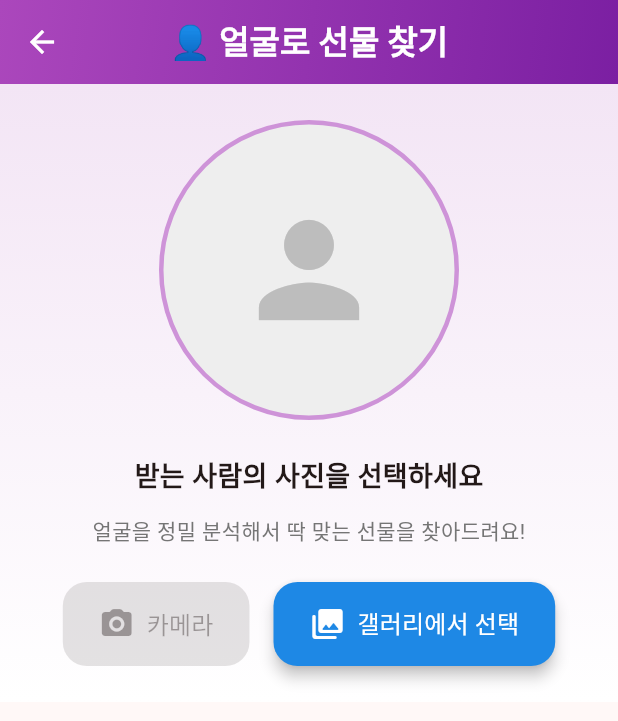
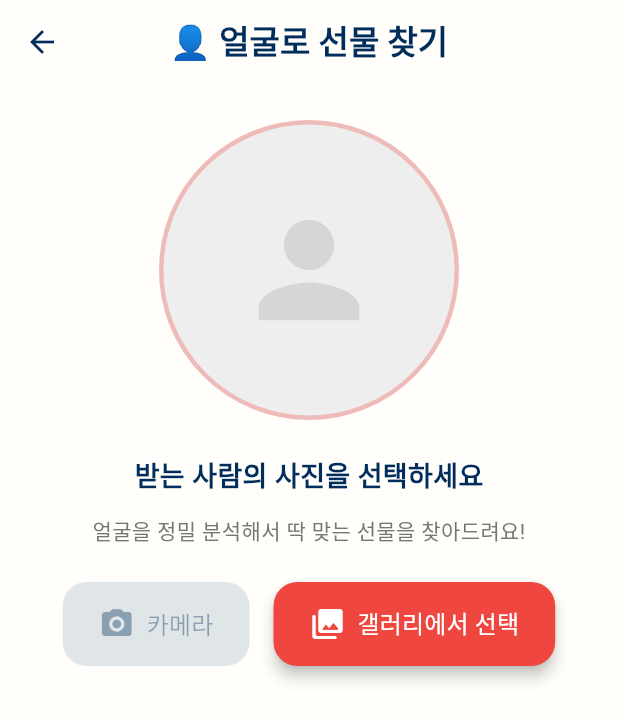
Before and after one commit to Sunghaeun/Moapp_finalproject, a Flutter app: the screen it shows after launch, after a tap on "NEW", on a phone screen of 412 x 824 dp. Shown: the top 721 px of the screen. Run offline on Flutter 3.47's test engine with Material 3 defaults, Android fonts, the phone set to English and light mode, and no system bars; our stand-ins replace flutter_dotenv, flutter_markdown, hive, image_picker, lottie, shared_preferences; missing offline and left inert: google_mlkit_face_detection; accounts and stored records are empty; network calls fail.

Commit message:
기능 완성도 디벨롭

```diff
--- a/lib/main.dart
+++ b/lib/main.dart
@@ -2,9 +2,7 @@
 import 'package:flutter/material.dart';
 import 'package:flutter_dotenv/flutter_dotenv.dart';
 import 'package:provider/provider.dart';
-import 'package:hive_flutter/hive_flutter.dart';
 import 'screens/home_screen.dart';
-import 'providers/chat_provider.dart';
 import 'services/gift_database_service.dart';
 import 'models/gift_model.dart';
 
@@ -14,41 +12,39 @@ Future<void> main() async {
   // 환경 변수 로드
   await dotenv.load(fileName: ".env");
 
-  // Hive 초기화
-  await Hive.initFlutter();
-  Hive.registerAdapter(GiftAdapter());
-
-  // 초기 데이터 로드
-  final giftService = GiftDatabaseService();
-  await giftService.loadInitialData();
-
-  runApp(MyApp());
+  runApp(const MyApp());
 }
 
 class MyApp extends StatelessWidget {
+  const MyApp({super.key});
+
   @override
   Widget build(BuildContext context) {
-    return MultiProvider(
-      providers: [
-        ChangeNotifierProvider(create: (_) => ChatProvider()),
-      ],
-      child: MaterialApp(
-        title: '크리스마스 선물 AI',
+    return MaterialApp(
+        title: '크리스마시',
         debugShowCheckedModeBanner: false,
         theme: ThemeData(
-          primarySwatch: Colors.red,
           useMaterial3: true,
           colorScheme: ColorScheme.fromSeed(
-            seedColor: Colors.red,
+            seedColor: const Color(0xFFEF463F), // Primary Red
+            primary: const Color(0xFFEF463F),
+            secondary: const Color(0xFF51934C), // Accent Green
+            background: const Color(0xFFFFFefa), // Light Yellow/Cream
+            surface: const Color(0xFFFFFefa),
+            onPrimary: Colors.white,
+            onSecondary: Colors.white,
+            onBackground: const Color(0xFF012D5C), // Dark Blue for text
+            onSurface: const Color(0xFF012D5C),
+            error: Colors.red.shade900,
             brightness: Brightness.light,
           ),
-          appBarTheme: AppBarTheme(
+          appBarTheme: const AppBarTheme(
+            foregroundColor: Color(0xFF012D5C),
             centerTitle: true,
             elevation: 0,
           ),
         ),
-        home: HomeScreen(),
-      ),
-    );
+        home: const HomeScreen(),
+      );
   }
 }
--- a/lib/models/recommendation_response.dart
+++ b/lib/models/recommendation_response.dart
@@ -5,11 +5,11 @@ part 'recommendation_response.g.dart';
 @JsonSerializable(explicitToJson: true)
 class RecommendationResponse {
   final String analysis;
-  final String searchQuery;
+  final List<String> searchQueries;
 
   RecommendationResponse({
     required this.analysis,
-    required this.searchQuery,
+    required this.searchQueries,
   });
 
   factory RecommendationResponse.fromJson(Map<String, dynamic> json) =>
--- a/lib/providers/chat_provider.dart
+++ /dev/null
@@ -1,105 +0,0 @@
-// providers/chat_provider.dart
-import 'package:flutter/material.dart';
-import '../models/chat_message.dart';
-import '../models/gift_model.dart';
-import '../services/openai_service.dart';
-import '../services/naver_shopping_service.dart';
-
-enum ChatState { asking, loading, finished }
-
-class ChatProvider extends ChangeNotifier {
-  final OpenAIService _aiService = OpenAIService();
-  final NaverShoppingService _naverService = NaverShoppingService();
-
-  ChatState _state = ChatState.asking;
-  String _currentQuestion = '안녕하세요! 특별한 선물을 찾고 계신가요?\n\n누구에게 선물하실 건지 알려주세요.';
-  final List<Map<String, String>> _answers = [];
-  List<Gift> _recommendations = [];
-  int _currentStep = 0;
-
-  final List<String> _questions = [
-    '누구에게 선물하실 건지 알려주세요. (예: 20대 여자친구)',
-    '선물 가격대는 어느 정도로 생각하세요? (예: 5만원 이하)',
-    '어떤 특별한 날을 위한 선물인가요? (예: 생일, 1주년, 크리스마스)',
-    '선물 받으실 분의 취미나 요즘 관심사는 무엇인가요? (예: 운동, 독서, 게임)',
-  ];
-
-  ChatState get state => _state;
-  String get currentQuestion => _currentQuestion;
-  List<Gift> get recommendations => _recommendations;
-
-  ChatProvider() {
-    _startConversation();
-  }
-
-  void _startConversation() {
-    _state = ChatState.asking;
-    _currentStep = 0;
-    _currentQuestion = _questions[_currentStep];
-    _answers.clear();
-    _recommendations.clear();
-    notifyListeners();
-  }
-
-  Future<void> sendAnswer(String answer) async {
-    // 현재 단계의 질문과 답변을 저장
-    _answers.add({'question': _questions[_currentStep], 'answer': answer});
-    _currentStep++;
-
-    // 모든 질문이 끝났는지 확인
-    if (_currentStep >= _questions.length) {
-      // 모든 정보가 모였으므로 AI에게 추천 요청
-      _state = ChatState.loading;
-      notifyListeners();
-
-      try {
-        // 수집된 답변들을 하나의 문자열로 합쳐서 AI에게 전달
-        final fullContext = _answers.map((qa) => "${qa['question']}\n답변: ${qa['answer']}").join('\n\n');
-
-        print('=== 전체 컨텍스트 ===');
-        print(fullContext);
-
-        final response = await _aiService.getRecommendation(
-          userInput: fullContext,
-          conversationHistory: [],
-        );
-
-        print('=== AI 분석 결과 ===');
-        print('분석: ${response.analysis}');
-        print('검색어: ${response.searchQuery}');
-
-        // 2. AI가 만든 검색어로 네이버 쇼핑 API 검색
-        _recommendations = await _naverService.search(response.searchQuery);
-
-        if (_recommendations.isEmpty) {
-          // 검색 결과가 없을 때
-          _currentQuestion = '${response.analysis}\n\n'
-              '😅 죄송해요, "${response.searchQuery}" 검색 결과가 없네요.\n\n'
-              '다른 키워드로 다시 검색해볼까요? 아래 버튼으로 처음부터 다시 시작하실 수 있어요.';
-          _state = ChatState.finished;
-        } else {
-          _currentQuestion = response.analysis;
-          _state = ChatState.finished;
-        }
-      } catch (e) {
-        print('❌ 오류 발생: $e');
-        _currentQuestion = '😢 죄송합니다. 추천 과정에서 오류가 발생했어요.\n\n'
-            '오류 내용: ${e.toString()}\n\n'
-            '다시 시도해주시거나, 질문을 조금 다르게 해주시면 도움이 될 것 같아요.';
-        _state = ChatState.asking;
-      } finally {
-        notifyListeners();
-      }
-    } else {
-      // 다음 질문으로 이동
-      _currentQuestion = _questions[_currentStep];
-      _state = ChatState.asking;
-      notifyListeners();
-    }
-  }
-
-  // 대화 다시 시작
-  void restartConversation() {
-    _startConversation();
-  }
-}
--- a/lib/screens/face_analysis_screen.dart
+++ b/lib/screens/face_analysis_screen.dart
@@ -68,19 +68,26 @@ class _FaceAnalysisScreenState extends State<FaceAnalysisScreen> {
 
       print('=== AI 응답 ===');
       print('분석: ${response.analysis}');
-      print('검색어: ${response.searchQuery}');
+      print('검색어 리스트: ${response.searchQueries}');
 
-      // 네이버 쇼핑 검색
-      final gifts = await _naverService.search(response.searchQuery);
+      // 네이버 쇼핑 검색 (여러 검색어 처리)
+      final List<Gift> giftResults = [];
+      for (final query in response.searchQueries) {
+        final gifts = await _naverService.search(query, display: 1); // 각 검색어 당 1개만 가져옴
+        if (gifts.isNotEmpty) {
+          giftResults.add(gifts.first); // 첫번째 결과만 리스트에 추가
+        }
+      }
 
       setState(() {
         _analysisResultText = response.analysis;
-        _recommendedGifts = gifts;
+        _recommendedGifts = giftResults;
         _isLoadingGifts = false;
       });
 
-      if (gifts.isEmpty) {
-        _showRetryDialog(response.searchQuery);
+      if (giftResults.isEmpty) {
+        // 모든 검색어에 대해 결과가 없는 경우
+        _showRetryDialog(response.searchQueries.join(', '));
       }
     } catch (e) {
       print('선물 추천 오류: $e');
@@ -152,18 +159,10 @@ class _FaceAnalysisScreenState extends State<FaceAnalysisScreen> {
       appBar: AppBar(
         title: const Text(
           '👤 얼굴로 선물 찾기',
-          style: TextStyle(color: Colors.white, fontWeight: FontWeight.bold),
+          style: TextStyle(fontWeight: FontWeight.bold),
         ),
-        flexibleSpace: Container(
-          decoration: BoxDecoration(
-            gradient: LinearGradient(
-              colors: [Colors.purple[400]!, Colors.purple[700]!],
-              begin: Alignment.topLeft,
-              end: Alignment.bottomRight,
-            ),
-          ),
-        ),
-        iconTheme: const IconThemeData(color: Colors.white),
+        backgroundColor: Colors.transparent,
+        elevation: 0,
         actions: [
           if (_analysisResultText != null)
             IconButton(
@@ -191,11 +190,7 @@ class _FaceAnalysisScreenState extends State<FaceAnalysisScreen> {
       width: double.infinity,
       padding: const EdgeInsets.all(24),
       decoration: BoxDecoration(
-        gradient: LinearGradient(
-          begin: Alignment.topCenter,
-          end: Alignment.bottomCenter,
-          colors: [Colors.purple[50]!, Colors.white],
-        ),
+        color: Theme.of(context).colorScheme.background,
       ),
       child: Column(
         children: [
@@ -206,12 +201,12 @@ class _FaceAnalysisScreenState extends State<FaceAnalysisScreen> {
               decoration: BoxDecoration(
                 color: Colors.grey[200],
                 shape: BoxShape.circle,
-                border: Border.all(color: Colors.purple[200]!, width: 3),
+                border: Border.all(color: Theme.of(context).colorScheme.primary.withOpacity(0.3), width: 3),
               ),
               child: Icon(
                 Icons.person,
                 size: 100,
-                color: Colors.grey[400],
+                color: Colors.grey[350],
               ),
             ),
             const SizedBox(height: 24),
@@ -233,7 +228,7 @@ class _FaceAnalysisScreenState extends State<FaceAnalysisScreen> {
                 borderRadius: BorderRadius.circular(20),
                 boxShadow: [
                   BoxShadow(
-                    color: Colors.purple.withOpacity(0.3),
+                    color: Theme.of(context).colorScheme.primary.withOpacity(0.2),
                     blurRadius: 20,
                     offset: const Offset(0, 10),
                   ),
@@ -255,14 +250,14 @@ class _FaceAnalysisScreenState extends State<FaceAnalysisScreen> {
               _buildActionButton(
                 icon: Icons.camera_alt_rounded,
                 label: '카메라',
-                color: Colors.grey[400]!,
+                color: Theme.of(context).colorScheme.secondary,
                 onPressed: null, // 시뮬레이터에서는 비활성화
               ),
               const SizedBox(width: 16),
               _buildActionButton(
                 icon: Icons.photo_library_rounded,
                 label: '갤러리에서 선택',
-                color: Colors.blue[600]!,
+                color: Theme.of(context).colorScheme.primary,
                 onPressed: () => _pickImage(ImageSource.gallery),
               ),
             ],
@@ -299,9 +294,7 @@ class _FaceAnalysisScreenState extends State<FaceAnalysisScreen> {
       margin: const EdgeInsets.all(16),
       padding: const EdgeInsets.all(20),
       decoration: BoxDecoration(
-        gradient: LinearGradient(
-          colors: [Colors.blue[50]!, Colors.purple[50]!],
-        ),
+        color: const Color(0xFFEEF4ED), // Light Green from palette
         borderRadius: BorderRadius.circular(20),
         boxShadow: [
           BoxShadow(
@@ -322,7 +315,7 @@ class _FaceAnalysisScreenState extends State<FaceAnalysisScreen> {
                   color: Colors.white,
                   borderRadius: BorderRadius.circular(12),
                 ),
-                child: const Icon(Icons.auto_awesome, color: Colors.purple, size: 28),
+                child: Icon(Icons.auto_awesome, color: Theme.of(context).colorScheme.secondary, size: 28),
               ),
               const SizedBox(width: 12),
               const Expanded(
@@ -345,12 +338,6 @@ class _FaceAnalysisScreenState extends State<FaceAnalysisScreen> {
         ],
       ),
     );
-  }
-
-  Color _getConfidenceColor(double confidence) {
-    if (confidence > 0.7) return Colors.green;
-    if (confidence > 0.5) return Colors.orange;
-    return Colors.grey;
   }
 
   Widget _buildLoadingGiftsSection() {
@@ -386,14 +373,12 @@ class _FaceAnalysisScreenState extends State<FaceAnalysisScreen> {
           Container(
             padding: const EdgeInsets.all(16),
             decoration: BoxDecoration(
-              gradient: LinearGradient(
-                colors: [Colors.green[400]!, Colors.green[600]!],
-              ),
+              color: Theme.of(context).colorScheme.secondary,
               borderRadius: BorderRadius.circular(16),
             ),
             child: Row(
               children: [
-                const Icon(Icons.card_giftcard, color: Colors.white, size: 28),
+                const Icon(Icons.card_giftcard_rounded, color: Colors.white, size: 28),
                 const SizedBox(width: 12),
                 Expanded(
                   child: Column(
--- a/lib/screens/home_screen.dart
+++ b/lib/screens/home_screen.dart
@@ -11,16 +11,7 @@ class HomeScreen extends StatelessWidget {
   Widget build(BuildContext context) {
     return Scaffold(
       body: Container(
-        decoration: BoxDecoration(
-          gradient: LinearGradient(
-            begin: Alignment.topCenter,
-            end: Alignment.bottomCenter,
-            colors: [
-              Colors.red[700]!,
-              Colors.red[900]!,
-            ],
-          ),
-        ),
+        color: Theme.of(context).colorScheme.background,
         child: SafeArea(
           child: Column(
             children: [
@@ -37,7 +28,7 @@ class HomeScreen extends StatelessWidget {
                           return const Icon(
                             Icons.card_giftcard,
                             size: 120,
-                            color: Colors.white,
+                            color: Color(0xFFEF463F),
                           );
                         },
                       ),
@@ -48,7 +39,7 @@ class HomeScreen extends StatelessWidget {
                       style: TextStyle(
                         fontSize: 28,
                         fontWeight: FontWeight.bold,
-                        color: Colors.white,
+                        color: Color(0xFF012D5C),
                       ),
                       textAlign: TextAlign.center,
                     ),
@@ -56,10 +47,10 @@ class HomeScreen extends StatelessWidget {
                     Padding(
                       padding: const EdgeInsets.symmetric(horizontal: 32),
                       child: Text(
-                        '선물 고민을 말씀해주세요\nAI가 완벽한 선물을 찾아드립니다',
+                        '어떤 선물을 찾고 계신가요?\nAI가 완벽한 크리스마스 선물을 찾아드립니다',
                         style: TextStyle(
                           fontSize: 16,
-                          color: Colors.white.withOpacity(0.9),
+                          color: const Color(0xFF012D5C).withOpacity(0.8),
                           height: 1.5,
                         ),
                         textAlign: TextAlign.center,
@@ -86,8 +77,8 @@ class HomeScreen extends StatelessWidget {
                           );
                         },
                         style: ElevatedButton.styleFrom(
-                          backgroundColor: Colors.white,
-                          foregroundColor: Colors.red[700],
+                          backgroundColor: const Color(0xFFEF463F), // Primary Red
+                          foregroundColor: Colors.white,
                           shape: RoundedRectangleBorder(
                             borderRadius: BorderRadius.circular(28),
                           ),
@@ -119,11 +110,11 @@ class HomeScreen extends StatelessWidget {
                           );
                         },
                         style: ElevatedButton.styleFrom(
-                          backgroundColor: Colors.white.withOpacity(0.2),
-                          foregroundColor: Colors.white,
+                          backgroundColor: Colors.transparent,
+                          foregroundColor: const Color(0xFF51934C), // Accent Green
                           shape: RoundedRectangleBorder(
                             borderRadius: BorderRadius.circular(28),
-                            side: const BorderSide(color: Colors.white, width: 2),
+                            side: const BorderSide(color: Color(0xFF51934C), width: 2),
                           ),
                           elevation: 0,
                         ),
@@ -133,7 +124,7 @@ class HomeScreen extends StatelessWidget {
                             Container(
                               padding: const EdgeInsets.all(6),
                               decoration: BoxDecoration(
-                                color: Colors.purple[400],
+                                color: const Color(0xFF51934C),
                                 borderRadius: BorderRadius.circular(8),
                               ),
                               child: const Text(
@@ -141,6 +132,7 @@ class HomeScreen extends StatelessWidget {
                                 style: TextStyle(
                                   fontSize: 10,
                                   fontWeight: FontWeight.bold,
+                                  color: Colors.white,
                                 ),
                               ),
                             ),
--- a/lib/services/naver_shopping_service.dart
+++ b/lib/services/naver_shopping_service.dart
@@ -9,7 +9,7 @@ class NaverShoppingService {
   final String clientSecret = dotenv.env['NAVER_CLIENT_SECRET'] ?? ''; // 또는 '직접_입력'
   final String baseUrl = 'https://openapi.naver.com/v1/search/shop.json';
 
-  Future<List<Gift>> search(String query, {int retryCount = 0}) async {
+  Future<List<Gift>> search(String query, {int display = 10, int retryCount = 0}) async {
     // ========== 디버깅 출력 시작 ==========
     print('\n========== 네이버 API 디버깅 정보 ==========');
     print('📋 .env 파일에서 로드된 모든 키:');
@@ -46,7 +46,7 @@ class NaverShoppingService {
     print('검색어: $query');
 
     try {
-      final url = '$baseUrl?query=${Uri.encodeComponent(query)}&display=10&sort=sim';
+      final url = '$baseUrl?query=${Uri.encodeComponent(query)}&display=$display&sort=sim';
       print('요청 URL: $url');
       print('헤더 Client ID: ${clientId.substring(0, clientId.length > 10 ? 10 : clientId.length)}...');
 
```
Also changed, not shown: lib/screens/chat_screen.dart (+259 -110 lines), lib/services/openai_service.dart (+67 -21 lines), lib/models/recommendation_response.g.dart, 1 other file.
